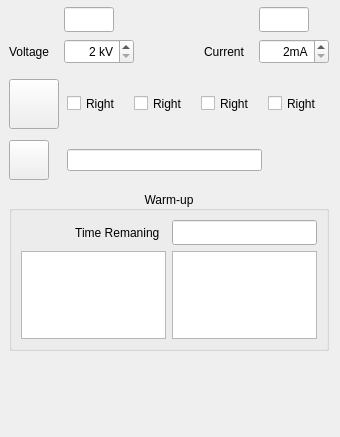
Before: the Qt Designer form Gui/forms/form_tubewidget.ui in slsdetectorgroup/motorControlSoftware, drawn with Qt 5.
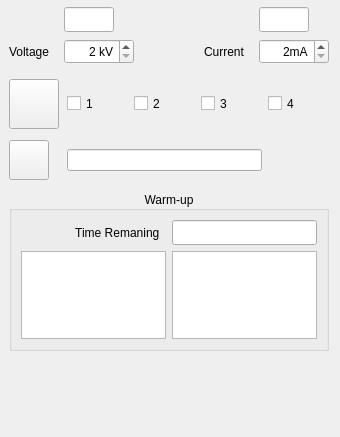
After: the same form once the commit is applied. Icons and pictures are not drawn.

The edit to the form file:
```diff
--- a/Gui/forms/form_tubewidget.ui
+++ b/Gui/forms/form_tubewidget.ui
@@ -99,7 +99,7 @@
          </size>
         </property>
         <property name="text">
-         <string>Right</string>
+         <string>3</string>
         </property>
        </widget>
       </item>
@@ -227,7 +227,7 @@
          </size>
         </property>
         <property name="text">
-         <string>Right</string>
+         <string>1</string>
         </property>
        </widget>
       </item>
@@ -252,7 +252,7 @@
          </size>
         </property>
         <property name="text">
-         <string>Right</string>
+         <string>2</string>
         </property>
        </widget>
       </item>
@@ -277,7 +277,7 @@
          </size>
         </property>
         <property name="text">
-         <string>Right</string>
+         <string>4</string>
         </property>
        </widget>
       </item>
```
